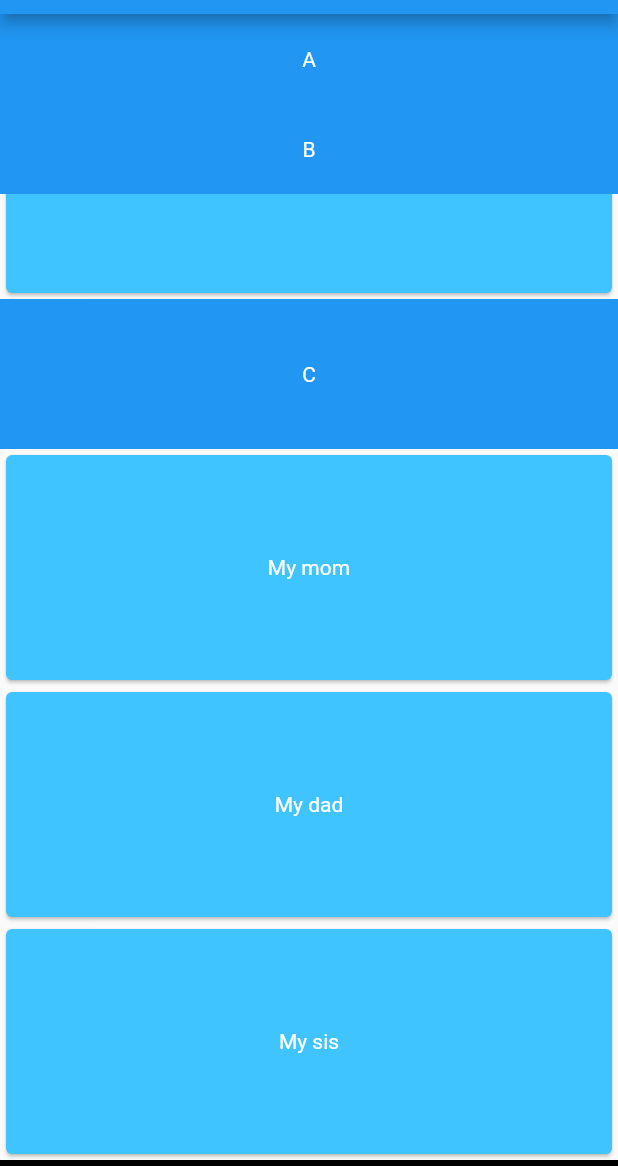
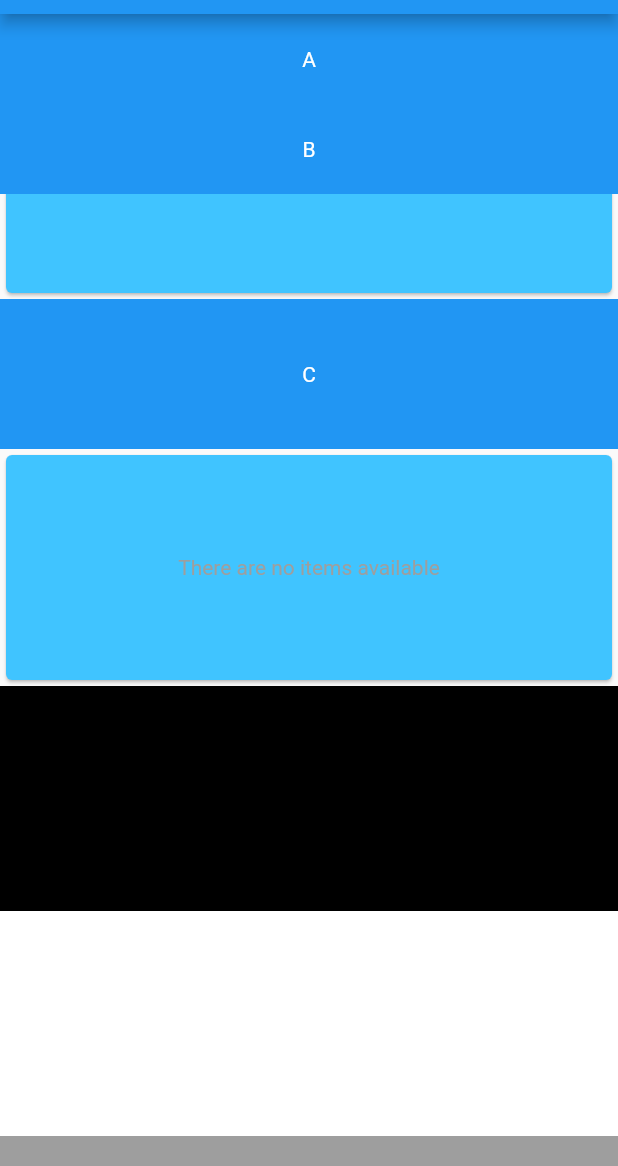
Before and after one commit to kvs-coder/grouped_content_custom_scroll_view, a Flutter app: the screen it shows after launch, scrolled down 1728 dp, on a phone screen of 412 x 824 dp, the part 70-1236 px from its top. Run offline on Flutter 3.47's test engine with Material 2 defaults, Android fonts, the phone set to English and light mode, and no system bars.

Commit message:
Update examples and README

```diff
--- a/example/lib/main.dart
+++ b/example/lib/main.dart
@@ -32,7 +32,7 @@ class MyHomePage extends StatelessWidget {
         data: {
           'A': ['My best friend', 'Good friend of mine', 'Guy I do not know'],
           'B': ['My cat', 'My dog', 'My fish', 'My bird'],
-          'C': ['My mom', 'My dad', 'My sis']
+          'C': []
         },
         appBar: SliverAppBar(
           title: Text('SliverAppBar'),
@@ -65,6 +65,15 @@ class MyHomePage extends StatelessWidget {
           ),
           color: Colors.blue,
         ),
+        bodyPlaceholderBuilder: (_) => Card(
+            color: Colors.lightBlueAccent,
+            child: Container(
+                height: _kHeight,
+                alignment: Alignment.center,
+                child: Text(
+                  "There are no items available",
+                  style: TextStyle(color: Colors.grey),
+                ))),
         bodyEntryBuilder: (_, index, item) => GestureDetector(
           onTap: () {
             print(item);
```
Also changed, not shown: example/pubspec.lock, 1 other file.
